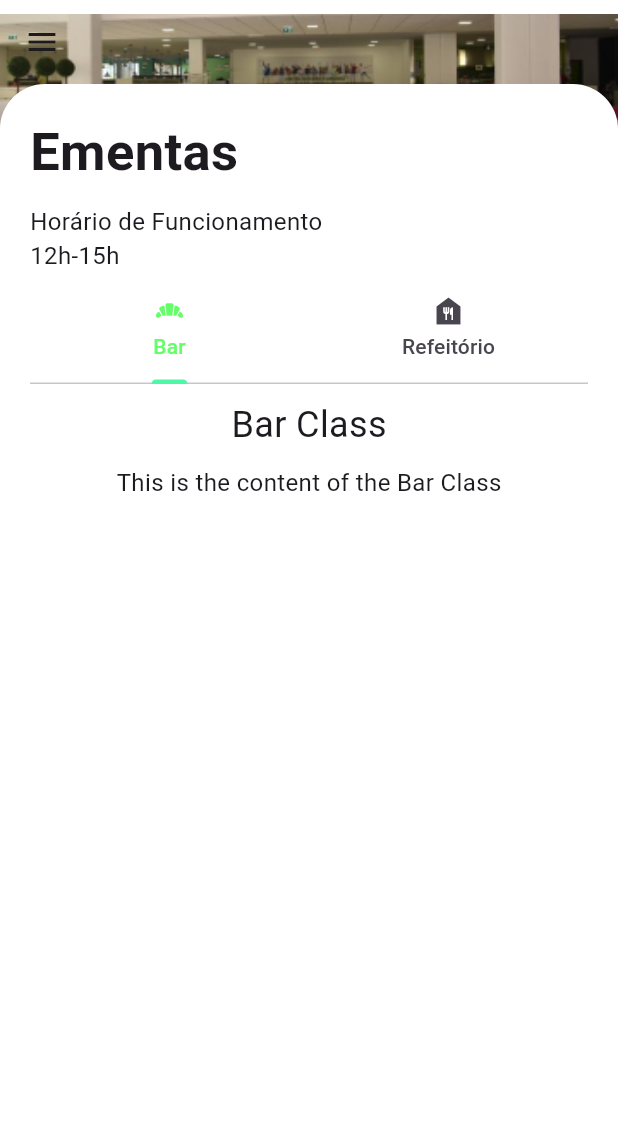
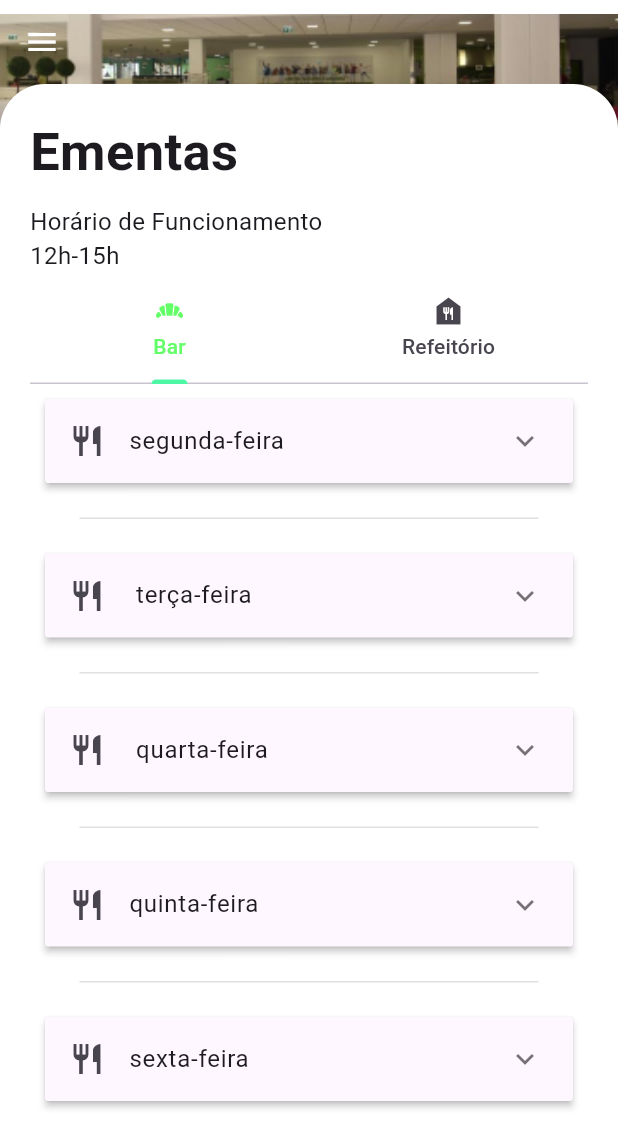
Before and after one commit to ComputacaoMovel2023-Classroom/tp-c_CentralIPS, a Flutter app: the EmentasUI screen opened directly, on a phone screen of 412 x 824 dp. Shown: the top 1148 px of the screen. Run offline on Flutter 3.47's test engine with Material 2 defaults, Android fonts, the phone set to English and light mode, and no system bars; our stand-ins replace convex_bottom_bar; missing offline and left inert: mobile_scanner; network calls fail.

Commit message:
ementas expandable menu

```diff
--- a/CentralIPS/lib/Ementas/BarClass.dart
+++ b/CentralIPS/lib/Ementas/BarClass.dart
@@ -6,7 +6,7 @@ class BarClass extends StatelessWidget {
   @override
   Widget build(BuildContext context) {
     return Container(
-      padding: const EdgeInsets.all(10),
+        /* padding: const EdgeInsets.all(10),
       child: Column(
         children: const [
           Text(
@@ -19,7 +19,7 @@ class BarClass extends StatelessWidget {
             style: TextStyle(fontSize: 16),
           ),
         ],
-      ),
-    );
+      ),*/
+        );
   }
 }
--- a/CentralIPS/lib/Ementas/ementasUI.dart
+++ b/CentralIPS/lib/Ementas/ementasUI.dart
@@ -1,4 +1,7 @@
 import 'package:centralips/Ementas/ButtonsUI.dart';
+import 'package:centralips/Ementas/ementas_list.dart';
+import 'package:centralips/Sidebar/NavBar.dart';
+import 'package:centralips/footer_menu/footer_menu.dart';
 import 'package:flutter/material.dart';
 
 class EmentasUI extends StatelessWidget {
@@ -18,10 +21,18 @@ class EmentasUI extends StatelessWidget {
           ),
         ),
         Scaffold(
+          //bottomNavigationBar: const BottomNavigationExample(),
+          resizeToAvoidBottomInset: false,
+          drawer: const NavBar(),
           appBar: AppBar(
             backgroundColor: Colors.transparent,
             elevation: 0,
-            leading: const Icon(Icons.menu),
+            leading: Builder(builder: (BuildContext context) {
+              return IconButton(
+                icon: const Icon(Icons.menu, color: Colors.white),
+                onPressed: () => Scaffold.of(context).openDrawer(),
+              );
+            }),
           ),
           backgroundColor: Colors.transparent,
           body: Container(
@@ -36,24 +47,25 @@ class EmentasUI extends StatelessWidget {
                 padding: const EdgeInsets.all(20),
                 child: Column(
                   crossAxisAlignment: CrossAxisAlignment.start,
-                  children: const [
-                    Text(
+                  children: [
+                    const Text(
                       "Ementas",
                       style: TextStyle(
                         fontSize: 35,
                         fontWeight: FontWeight.bold,
                       ),
                     ),
-                    SizedBox(height: 10),
-                    Text(
+                    const SizedBox(height: 10),
+                    const Text(
                       "Horário de Funcionamento",
                       style: TextStyle(fontSize: 16),
                     ),
-                    Text(
+                    const Text(
                       "12h-15h",
                       style: TextStyle(fontSize: 16),
                     ),
-                    ButtonUI(),
+                    const ButtonUI(),
+                    EmentasList()
                   ],
                 ),
               ),
--- /dev/null
+++ b/CentralIPS/lib/Ementas/ementas_list.dart
@@ -0,0 +1,49 @@
+import 'package:centralips/Ementas/ementas_list_item.dart';
+import 'package:flutter/material.dart';
+
+class EmentasList extends StatelessWidget {
+  EmentasList({Key? key}) : super(key: key);
+
+  List<String> weekdays = [
+    'segunda-feira',
+    ' terça-feira',
+    ' quarta-feira',
+    'quinta-feira',
+    'sexta-feira'
+  ];
+
+  @override
+  Widget build(BuildContext context) {
+    return Padding(
+      padding: const EdgeInsets.all(10),
+      child: Container(
+        height: 500, // provide a fixed height
+        child: ListView.separated(
+          physics: const AlwaysScrollableScrollPhysics(),
+          shrinkWrap: true,
+          separatorBuilder: (context, index) {
+            return Padding(
+              padding: const EdgeInsets.all(23),
+              child: SizedBox(
+                width: 355,
+                child: Divider(
+                  height: 1,
+                  thickness: 1,
+                  color: Colors.grey[300],
+                ),
+              ),
+            );
+          },
+          itemCount: 5,
+          itemBuilder: (context, index) {
+            return EmentasListItem(
+              icon: Icons.restaurant,
+              name: weekdays[index],
+              id: index.toString(),
+            );
+          },
+        ),
+      ),
+    );
+  }
+}
--- /dev/null
+++ b/CentralIPS/lib/Ementas/ementas_list_item.dart
@@ -0,0 +1,61 @@
+import 'package:flutter/material.dart';
+
+class EmentasListItem extends StatefulWidget {
+  final IconData icon;
+  final String name;
+  final String id;
+
+  const EmentasListItem({
+    Key? key,
+    required this.icon,
+    required this.name,
+    required this.id,
+  }) : super(key: key);
+
+  @override
+  _EmentasListItemState createState() => _EmentasListItemState();
+}
+
+class _EmentasListItemState extends State<EmentasListItem> {
+  bool _isExpanded = false;
+
+  @override
+  Widget build(BuildContext context) {
+    return ExpansionPanelList(
+      expansionCallback: (int index, bool isExpanded) {
+        setState(() {
+          _isExpanded = !isExpanded;
+        });
+      },
+      children: [
+        ExpansionPanel(
+          headerBuilder: (BuildContext context, bool isExpanded) {
+            return ListTile(
+              leading: Icon(widget.icon),
+              title: Text(widget.name),
+            );
+          },
+          body: Container(
+            padding: const EdgeInsets.symmetric(horizontal: 16.0),
+            child: Column(
+              children: const [
+                SizedBox(height: 10),
+                Text(
+                  'Sopa: ',
+                  style: TextStyle(fontSize: 16),
+                  textAlign: TextAlign.left,
+                ),
+                SizedBox(height: 10),
+                Text(
+                  'Prato Principal: ',
+                  style: TextStyle(fontSize: 16),
+                ),
+              ],
+            ),
+          ),
+          isExpanded: _isExpanded,
+        ),
+      ],
+    );
+  }
+}
--- a/CentralIPS/lib/footer_menu/footer_menu.dart
+++ b/CentralIPS/lib/footer_menu/footer_menu.dart
@@ -38,6 +38,12 @@ class _BottomNavigationExampleState extends State {
       _selectedTab = index;
     });
     if (index == 0) {
+      Navigator.push(
+        context,
+        MaterialPageRoute(builder: (context) => const EmentasUI()),
+      );
+    }
+    if (index == 1) {
       Navigator.push(
         context,
         MaterialPageRoute(builder: (context) => const EmentasUI()),
@@ -123,13 +129,14 @@ class _BottomNavigationExampleState extends State {
             title: 'Ementas'),
         TabItem(
             icon: Image.asset("assets/images/noticias.png"), title: 'Notícias'),
-        TabItem(icon: Image.asset("assets/images/homebutton.png"), title: ''),
+        TabItem(
+            icon: Image.asset("assets/images/homebutton.png"), title: 'Home'),
         TabItem(
             icon: Image.asset("assets/images/biblioteca.png"),
             title: 'Biblioteca'),
         TabItem(icon: Image.asset("assets/images/perfil.png"), title: 'Perfil'),
       ],
-      onTap: (int i) => print('click index=$i'),
+      onTap: (index) => _changeTab(index),
     );
   }
 }
```
